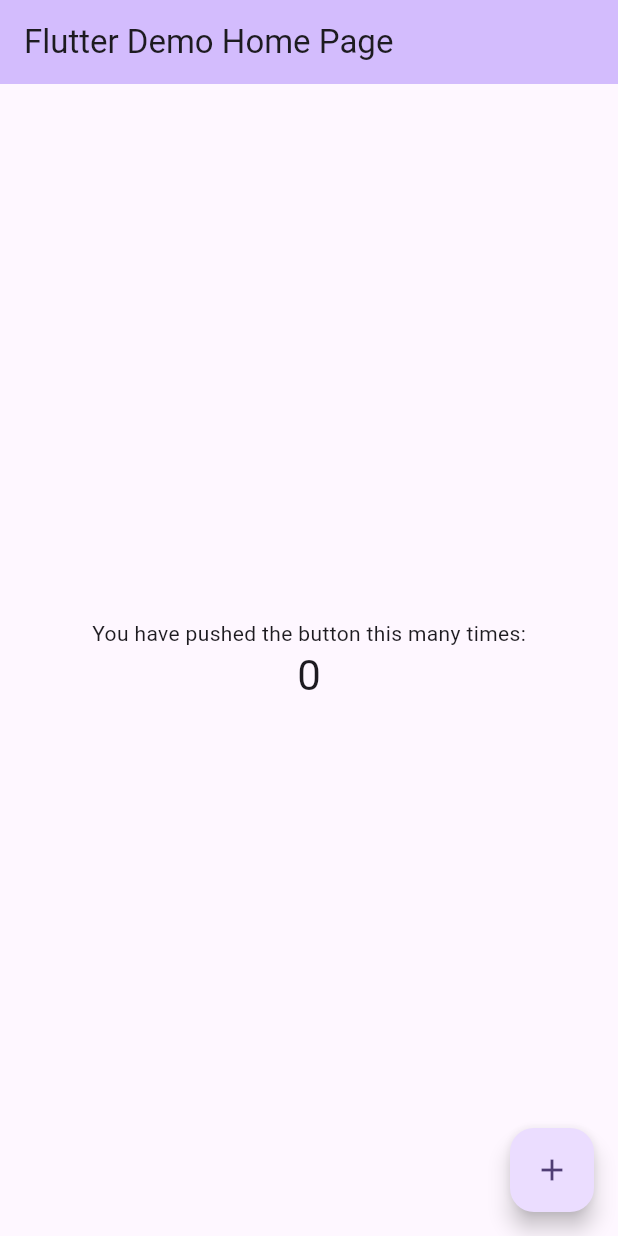
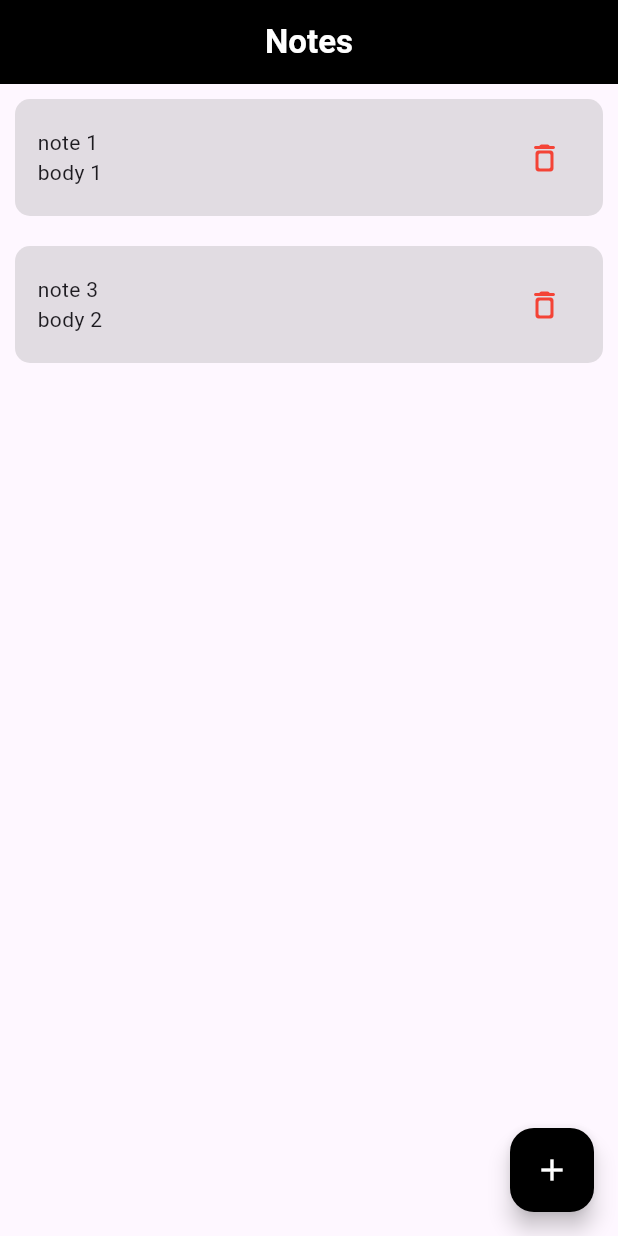
Before and after one commit to YoussefMohammed001/codex_flutter_g1, a Flutter app: the screen it shows after launch, on a phone screen of 412 x 824 dp. Run offline on Flutter 3.47's test engine with Material 3 defaults, Android fonts, the light colour scheme and no system bars; our stand-ins replace bloc, flutter_bloc.

Commit message:
session 11 part 2

```diff
--- /dev/null
+++ b/lib/app.dart
@@ -0,0 +1,31 @@
+import 'package:codex_flutter_g1/note/note_manager/notes_cubit.dart';
+import 'package:codex_flutter_g1/note/notes_screen.dart';
+import 'package:flutter/material.dart';
+import 'package:flutter_bloc/flutter_bloc.dart';
+
+class MyApp extends StatelessWidget {
+  const MyApp({super.key});
+
+  // This widget is the root of your application.
+  @override
+  Widget build(BuildContext context) {
+    return MaterialApp(
+      title: 'Flutter Demo',
+      theme: ThemeData(
+        colorScheme: ColorScheme.fromSeed(seedColor: Colors.deepPurple),
+        useMaterial3: true,
+
+      ),
+      home: BlocProvider(
+       create: (context) => NotesCubit()..getNotes(),
+       //  create: (context){
+       //    final cubit = NotesCubit();
+       //    cubit.getNotes();
+       //    return cubit;
+       //  },
+        child: NotesScreen(),
+      ),
+
+    );
+  }
+}
--- a/lib/main.dart
+++ b/lib/main.dart
@@ -1,114 +1,7 @@
+import 'package:codex_flutter_g1/app.dart';
 import 'package:flutter/material.dart';
 
 void main() {
 
   runApp(const MyApp());
 }
-
-class MyApp extends StatelessWidget {
-  const MyApp({super.key});
-
-  // This widget is the root of your application.
-  @override
-  Widget build(BuildContext context) {
-    return MaterialApp(
-      title: 'Flutter Demo',
-      theme: ThemeData(
-        colorScheme: ColorScheme.fromSeed(seedColor: Colors.deepPurple),
-        useMaterial3: true,
-      ),
-
-      home: const MyHomePage(title: 'Flutter Demo Home Page'),
-    );
-  }
-}
-
-
-
-class MyHomePage extends StatefulWidget {
-  const MyHomePage({super.key, required this.title});
-
-  // This widget is the home page of your application. It is stateful, meaning
-  // that it has a State object (defined below) that contains fields that affect
-  // how it looks.
-
-  // This class is the configuration for the state. It holds the values (in this
-  // case the title) provided by the parent (in this case the App widget) and
-  // used by the build method of the State. Fields in a Widget subclass are
-  // always marked "final".
-
-  final String title;
-
-  @override
-  State<MyHomePage> createState() => _MyHomePageState();
-}
-
-class _MyHomePageState extends State<MyHomePage> {
-  int _counter = 0;
-
-  void _incrementCounter() {
-    setState(() {
-      // This call to setState tells the Flutter framework that something has
-      // changed in this State, which causes it to rerun the build method below
-      // so that the display can reflect the updated values. If we changed
-      // _counter without calling setState(), then the build method would not be
-      // called again, and so nothing would appear to happen.
-      _counter++;
-    });
-  }
-
-  @override
-  Widget build(BuildContext context) {
-    // This method is rerun every time setState is called, for instance as done
-    // by the _incrementCounter method above.
-    //
-    // The Flutter framework has been optimized to make rerunning build methods
-    // fast, so that you can just rebuild anything that needs updating rather
-    // than having to individually change instances of widgets.
-    return Scaffold(
-      appBar: AppBar(
-        // TRY THIS: Try changing the color here to a specific color (to
-        // Colors.amber, perhaps?) and trigger a hot reload to see the AppBar
-        // change color while the other colors stay the same.
-        backgroundColor: Theme.of(context).colorScheme.inversePrimary,
-        // Here we take the value from the MyHomePage object that was created by
-        // the App.build method, and use it to set our appbar title.
-        title: Text(widget.title),
-      ),
-      body: Center(
-        // Center is a layout widget. It takes a single child and positions it
-        // in the middle of the parent.
-        child: Column(
-          // Column is also a layout widget. It takes a list of children and
-          // arranges them vertically. By default, it sizes itself to fit its
-          // children horizontally, and tries to be as tall as its parent.
-          //
-          // Column has various properties to control how it sizes itself and
-          // how it positions its children. Here we use mainAxisAlignment to
-          // center the children vertically; the main axis here is the vertical
-          // axis because Columns are vertical (the cross axis would be
-          // horizontal).
-          //
-          // TRY THIS: Invoke "debug painting" (choose the "Toggle Debug Paint"
-          // action in the IDE, or press "p" in the console), to see the
-          // wireframe for each widget.
-          mainAxisAlignment: MainAxisAlignment.center,
-          children: <Widget>[
-            const Text(
-              'You have pushed the button this many times:',
-            ),
-            Text(
-              '$_counter',
-              style: Theme.of(context).textTheme.headlineMedium,
-            ),
-          ],
-        ),
-      ),
-      floatingActionButton: FloatingActionButton(
-        onPressed: _incrementCounter,
-        tooltip: 'Increment',
-        child: const Icon(Icons.add),
-      ), // This trailing comma makes auto-formatting nicer for build methods.
-    );
-  }
-}
--- /dev/null
+++ b/lib/note/note_manager/notes_cubit.dart
@@ -0,0 +1,21 @@
+import 'package:bloc/bloc.dart';
+import 'package:codex_flutter_g1/note/note_model.dart';
+
+part 'notes_state.dart';
+
+class NotesCubit extends Cubit<NotesState> {
+  NotesCubit() : super(NotesInitial());
+
+  List<NoteModel> notes  = [
+    NoteModel(title: 'note 1', body: 'body 1',),
+    NoteModel(title: 'note 3', body: 'body 2',),
+  ];
+
+  getNotes(){
+    emit(GetNotes(notes: notes));
+  }
+
+
+
+
+}
--- /dev/null
+++ b/lib/note/note_manager/notes_state.dart
@@ -0,0 +1,15 @@
+part of 'notes_cubit.dart';
+
+
+ class NotesState {}
+
+ class NotesInitial extends NotesState{}
+
+class AddNote extends NotesState{}
+
+class GetNotes extends NotesState{
+  final List<NoteModel> notes;
+  GetNotes({required this.notes});
+}
+
+class DeleteNote extends NotesState{}
--- /dev/null
+++ b/lib/note/note_model.dart
@@ -0,0 +1,6 @@
+class NoteModel{
+  final String title;
+  final String body;
+
+  NoteModel({required this.title, required this.body});
+}
--- /dev/null
+++ b/lib/note/notes_screen.dart
@@ -0,0 +1,133 @@
+import 'package:codex_flutter_g1/note/note_manager/notes_cubit.dart';
+import 'package:flutter/material.dart';
+import 'package:flutter_bloc/flutter_bloc.dart';
+
+class NotesScreen extends StatefulWidget {
+  NotesScreen({super.key});
+
+  @override
+  State<NotesScreen> createState() => _NotesScreenState();
+}
+
+
+
+class _NotesScreenState extends State<NotesScreen> {
+  TextEditingController titleController = TextEditingController();
+  TextEditingController bodyController = TextEditingController();
+
+
+  @override
+  Widget build(BuildContext context) {
+    return Scaffold(
+      appBar: AppBar(
+        title: Text("Notes", style: TextStyle(color: Colors.white,
+          fontWeight: FontWeight.bold,
+        ),),
+        centerTitle: true,
+        backgroundColor: Colors.black,
+      ),
+      floatingActionButton: FloatingActionButton(
+        backgroundColor: Colors.black,
+        onPressed: () {
+          showModalBottomSheet<void>(
+            context: context,
+            builder: (BuildContext context) {
+              return Container(
+                height: 350,
+                margin: EdgeInsets.all(10),
+                child: Column(
+                  spacing: 20,
+                  children: <Widget>[
+                    const Text('Add Note', style: TextStyle(
+                      fontSize: 25,
+                      fontWeight: FontWeight.bold,
+
+                    ),),
+
+                    TextFormField(
+                      controller: titleController,
+                      decoration: InputDecoration(
+                        border: OutlineInputBorder(),
+                        hintText: "Enter title",
+                      ),
+                    ),
+                    TextFormField(
+                      controller: bodyController,
+                      decoration: InputDecoration(
+                        border: OutlineInputBorder(),
+                        hintText: "Enter body",
+                      ),
+                    ),
+                    ElevatedButton(
+                      style: ElevatedButton.styleFrom(
+                        backgroundColor: Colors.black,
+                        shape: RoundedRectangleBorder(
+                          borderRadius: BorderRadius.circular(10),
+                        ),
+                        minimumSize: Size(200, 50),
+                      ),
+                      child: const Text("Add Note",
+                        style: TextStyle(
+                          color: Colors.white,
+                          fontWeight: FontWeight.bold,
+                        ),
+                      ),
+                      onPressed: () {
+                        setState(() {
+                          // notes.add("")
+                        });
+                        Navigator.pop(context);
+                      },
+                    ),
+                  ],
+                ),
+              );
+            },
+          );
+        },
+
+
+        child: Icon(Icons.add, color: Colors.white,),
+
+      ),
+      body: BlocBuilder<NotesCubit, NotesState>(
+        builder: (context, state) {
+          if(state is GetNotes ){
+            return ListView.builder(
+                itemCount: state.notes.length,
+                itemBuilder: (context, index) {
+                  return Container(
+                      margin: EdgeInsets.all(10),
+                      padding: EdgeInsets.all(15),
+                      decoration: BoxDecoration(
+                        borderRadius: BorderRadius.circular(10),
+                        color: Colors.grey.withOpacity(0.3),
+                      ),
+                      child: Row(
+                        children: [
+                          Expanded(child: Column(
+                            crossAxisAlignment: CrossAxisAlignment.start,
+                            children: [
+                              Text(state.notes[index].title),
+                              Text(state.notes[index].body),
+                            ],
+                          )),
+                          IconButton(onPressed: () {
+                            setState(() {
+                              state.notes.removeAt(index);
+                            });
+                          },
+                              icon: Icon(
+                                Icons.delete_outline_rounded, color: Colors.red,))
+                        ],
+                      ));
+                });
+          } else{
+            return SizedBox();
+          }
+
+        },
+      ),
+    );
+  }
+}
--- a/pubspec.yaml
+++ b/pubspec.yaml
@@ -34,6 +34,7 @@ dependencies:
   # The following adds the Cupertino Icons font to your application.
   # Use with the CupertinoIcons class for iOS style icons.
   cupertino_icons: ^1.0.8
+  flutter_bloc: ^9.1.0
 
 dev_dependencies:
   flutter_test:
```
Also changed, not shown: pubspec.lock.
